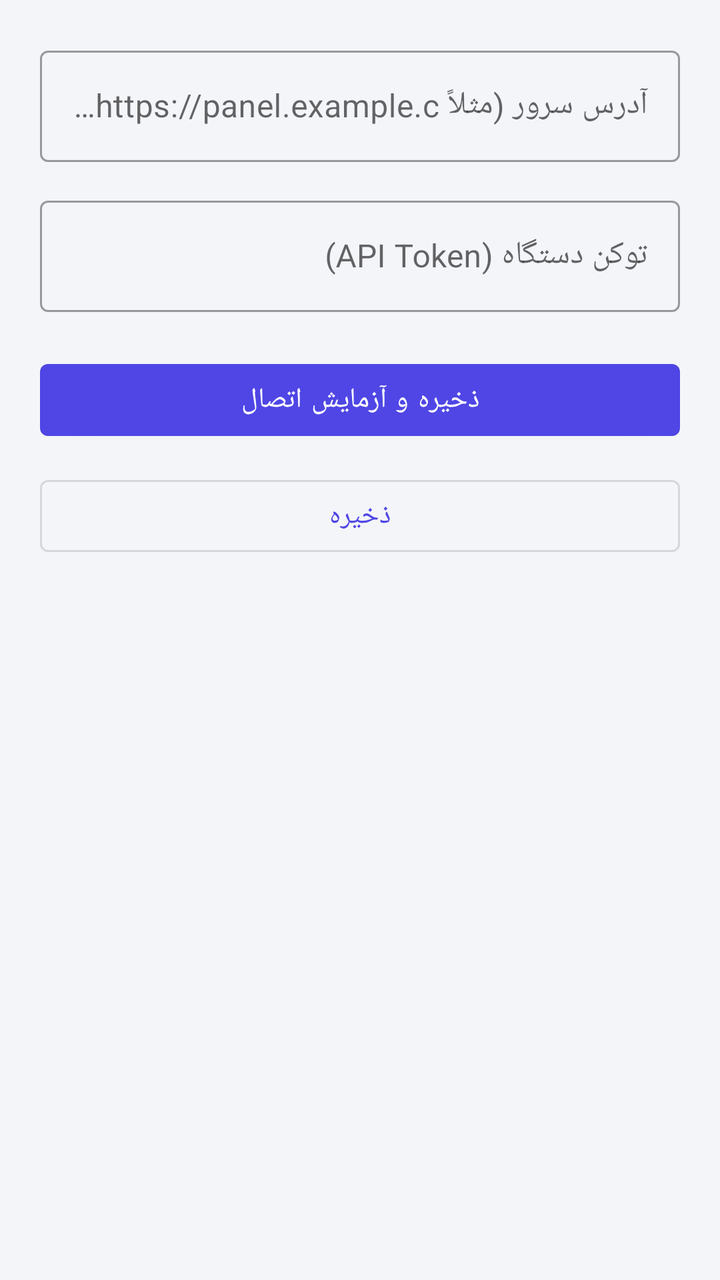
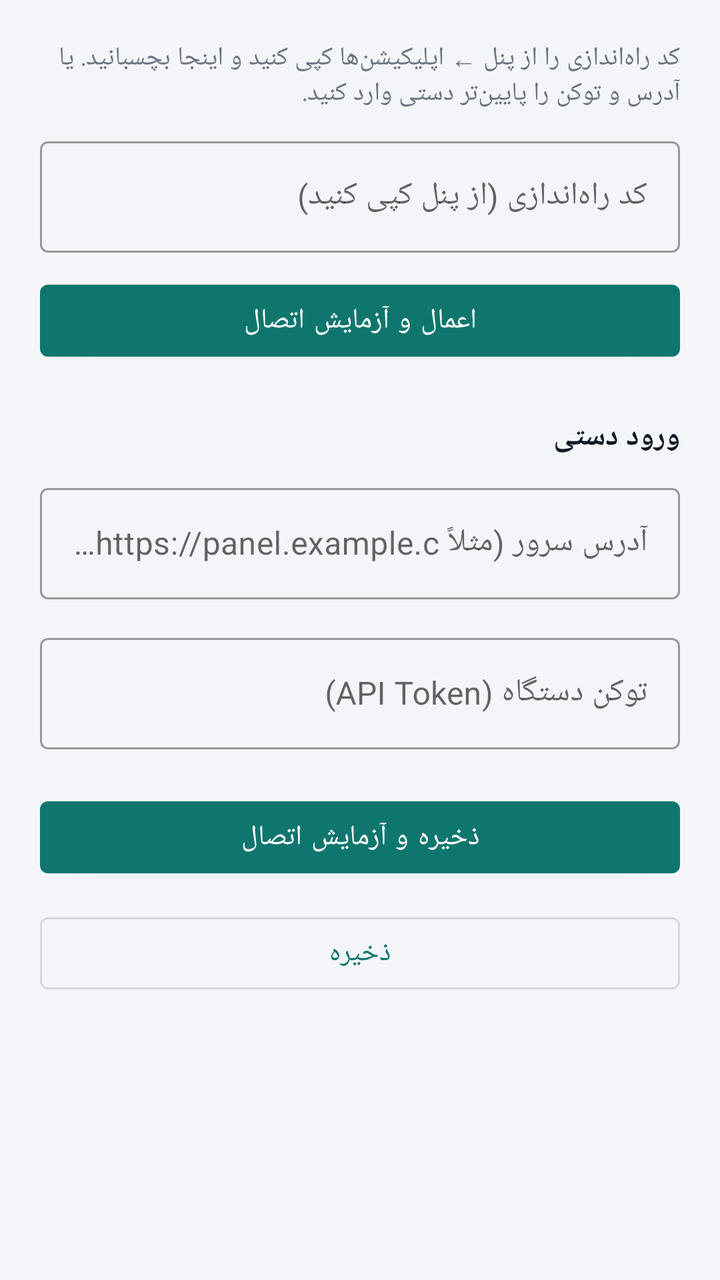

The first picture is an Android layout as it rendered before a commit; the second is the same layout after the commit. The layout source and the unified diff follow.
<!-- AndroidManifest.xml: activity theme Theme.SmsBridge.WithBar -->
<!-- res/layout/activity_settings.xml -->
<?xml version="1.0" encoding="utf-8"?>
<ScrollView xmlns:android="http://schemas.android.com/apk/res/android"
    android:layout_width="match_parent"
    android:layout_height="match_parent"
    android:background="@color/background"
    android:fillViewport="true">

    <LinearLayout
        android:layout_width="match_parent"
        android:layout_height="wrap_content"
        android:orientation="vertical"
        android:padding="20dp">

        <com.google.android.material.textfield.TextInputLayout
            android:id="@+id/layoutServerUrl"
            style="@style/Widget.MaterialComponents.TextInputLayout.OutlinedBox"
            android:layout_width="match_parent"
            android:layout_height="wrap_content"
            android:hint="@string/server_url_label">

            <com.google.android.material.textfield.TextInputEditText
                android:id="@+id/inputServerUrl"
                android:layout_width="match_parent"
                android:layout_height="wrap_content"
                android:inputType="textUri"
                android:singleLine="true" />
        </com.google.android.material.textfield.TextInputLayout>

        <com.google.android.material.textfield.TextInputLayout
            android:id="@+id/layoutApiToken"
            style="@style/Widget.MaterialComponents.TextInputLayout.OutlinedBox"
            android:layout_width="match_parent"
            android:layout_height="wrap_content"
            android:layout_marginTop="14dp"
            android:hint="@string/api_token_label">

            <com.google.android.material.textfield.TextInputEditText
                android:id="@+id/inputApiToken"
                android:layout_width="match_parent"
                android:layout_height="wrap_content"
                android:inputType="textPassword"
                android:singleLine="true" />
        </com.google.android.material.textfield.TextInputLayout>

        <Button
            android:id="@+id/btnTestConnection"
            android:layout_width="match_parent"
            android:layout_height="wrap_content"
            android:layout_marginTop="20dp"
            android:text="@string/btn_test_connection" />

        <Button
            android:id="@+id/btnSave"
            style="@style/Widget.MaterialComponents.Button.OutlinedButton"
            android:layout_width="match_parent"
            android:layout_height="wrap_content"
            android:layout_marginTop="10dp"
            android:text="@string/btn_save" />

        <TextView
            android:id="@+id/resultText"
            android:layout_width="match_parent"
            android:layout_height="wrap_content"
            android:layout_marginTop="16dp"
            android:textColor="@color/text_muted"
            android:textSize="13sp" />

    </LinearLayout>
</ScrollView>
<!-- resources referenced by this layout -->
<resources>
  <color name="background">#F4F5F9</color>
  <color name="text_muted">#6B7280</color>
  <string name="api_token_label">توکن دستگاه (API Token)</string>
  <string name="btn_save">ذخیره</string>
  <string name="btn_test_connection">ذخیره و آزمایش اتصال</string>
  <string name="server_url_label">آدرس سرور (مثلاً https://panel.example.com)</string>
  <style name="Theme.SmsBridge.WithBar" parent="Theme.MaterialComponents.DayNight">
          <item name="colorPrimary">@color/primary</item>
          <item name="colorPrimaryDark">@color/primary_dark</item>
          <item name="colorAccent">@color/primary</item>
          <item name="android:windowBackground">@color/background</item>
      </style>
  <color name="primary">#4F46E5</color>
  <color name="primary_dark">#3730A3</color>
</resources>

<!-- the commit's change to res/layout/activity_settings.xml (unified diff, before → after) -->
@@ -11,8 +11,48 @@
         android:orientation="vertical"
         android:padding="20dp">
 
+        <TextView
+            android:layout_width="match_parent"
+            android:layout_height="wrap_content"
+            android:text="@string/setup_code_hint"
+            android:textColor="@color/text_muted"
+            android:textSize="13sp" />
+
+        <com.google.android.material.textfield.TextInputLayout
+            android:id="@+id/layoutSetupCode"
+            style="@style/Widget.MaterialComponents.TextInputLayout.OutlinedBox"
+            android:layout_width="match_parent"
+            android:layout_height="wrap_content"
+            android:layout_marginTop="10dp"
+            android:hint="@string/setup_code_label">
+
+            <com.google.android.material.textfield.TextInputEditText
+                android:id="@+id/inputSetupCode"
+                android:layout_width="match_parent"
+                android:layout_height="wrap_content"
+                android:inputType="textNoSuggestions|textVisiblePassword"
+                android:singleLine="true" />
+        </com.google.android.material.textfield.TextInputLayout>
+
+        <Button
+            android:id="@+id/btnApplySetupCode"
+            android:layout_width="match_parent"
+            android:layout_height="wrap_content"
+            android:layout_marginTop="10dp"
+            android:text="@string/btn_apply_setup_code" />
+
+        <TextView
+            android:layout_width="match_parent"
+            android:layout_height="wrap_content"
+            android:layout_marginTop="24dp"
+            android:text="@string/manual_entry_title"
+            android:textColor="@color/text_primary"
+            android:textSize="15sp"
+            android:textStyle="bold" />
+
         <com.google.android.material.textfield.TextInputLayout
             android:id="@+id/layoutServerUrl"
+            android:layout_marginTop="10dp"
             style="@style/Widget.MaterialComponents.TextInputLayout.OutlinedBox"
             android:layout_width="match_parent"
             android:layout_height="wrap_content"
<!-- resource entries referenced after the edit -->
@@ -2,17 +2,22 @@
 <resources>
   <color name="background">#F4F5F9</color>
   <color name="text_muted">#6B7280</color>
+  <color name="text_primary">#111827</color>
   <string name="api_token_label">توکن دستگاه (API Token)</string>
+  <string name="btn_apply_setup_code">اعمال و آزمایش اتصال</string>
   <string name="btn_save">ذخیره</string>
   <string name="btn_test_connection">ذخیره و آزمایش اتصال</string>
+  <string name="manual_entry_title">ورود دستی</string>
   <string name="server_url_label">آدرس سرور (مثلاً https://panel.example.com)</string>
+  <string name="setup_code_hint">کد راه‌اندازی را از پنل ← اپلیکیشن‌ها کپی کنید و اینجا بچسبانید. یا آدرس و توکن را پایین‌تر دستی وارد کنید.</string>
+  <string name="setup_code_label">کد راه‌اندازی (از پنل کپی کنید)</string>
   <style name="Theme.SmsBridge.WithBar" parent="Theme.MaterialComponents.DayNight">
           <item name="colorPrimary">@color/primary</item>
           <item name="colorPrimaryDark">@color/primary_dark</item>
           <item name="colorAccent">@color/primary</item>
           <item name="android:windowBackground">@color/background</item>
       </style>
-  <color name="primary">#4F46E5</color>
-  <color name="primary_dark">#3730A3</color>
+  <color name="primary">#0F766E</color>
+  <color name="primary_dark">#115E59</color>
 </resources>
 
